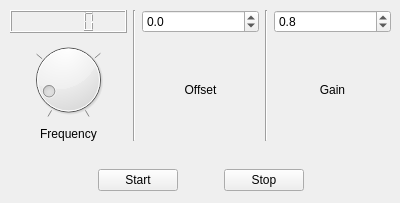
Old version of the form ThreePhase.ui in the repository Joeseidon/Lpad_2_Raspi_Comm_Test.
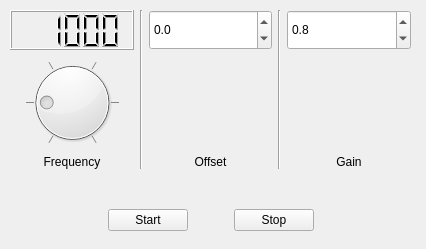
New version of the form.

Commit message: Connected GUI to control script

Diff of the .ui file:
```diff
--- a/ThreePhase.ui
+++ b/ThreePhase.ui
@@ -6,8 +6,8 @@
    <rect>
     <x>0</x>
     <y>0</y>
-    <width>400</width>
-    <height>203</height>
+    <width>426</width>
+    <height>249</height>
    </rect>
   </property>
   <property name="windowTitle">
@@ -18,8 +18,8 @@
     <rect>
      <x>10</x>
      <y>10</y>
-     <width>381</width>
-     <height>181</height>
+     <width>401</width>
+     <height>221</height>
     </rect>
    </property>
    <layout class="QVBoxLayout" name="verticalLayout_5">
@@ -29,6 +29,12 @@
        <layout class="QVBoxLayout" name="verticalLayout_3">
         <item>
          <widget class="QDoubleSpinBox" name="GainInput">
+          <property name="minimumSize">
+           <size>
+            <width>100</width>
+            <height>40</height>
+           </size>
+          </property>
           <property name="decimals">
            <number>1</number>
           </property>
@@ -52,7 +58,7 @@
            <bool>false</bool>
           </property>
           <property name="alignment">
-           <set>Qt::AlignCenter</set>
+           <set>Qt::AlignBottom|Qt::AlignHCenter</set>
           </property>
          </widget>
         </item>
@@ -69,6 +75,12 @@
        <layout class="QVBoxLayout" name="verticalLayout_4">
         <item>
          <widget class="QDoubleSpinBox" name="OffsetInput">
+          <property name="minimumSize">
+           <size>
+            <width>100</width>
+            <height>40</height>
+           </size>
+          </property>
           <property name="decimals">
            <number>1</number>
           </property>
@@ -92,7 +104,7 @@
            <bool>false</bool>
           </property>
           <property name="alignment">
-           <set>Qt::AlignCenter</set>
+           <set>Qt::AlignBottom|Qt::AlignHCenter</set>
           </property>
          </widget>
         </item>
@@ -102,9 +114,21 @@
        <layout class="QVBoxLayout" name="verticalLayout_2">
         <item>
          <widget class="QLCDNumber" name="FreqLCD">
+          <property name="minimumSize">
+           <size>
+            <width>100</width>
+            <height>40</height>
+           </size>
+          </property>
           <property name="smallDecimalPoint">
            <bool>false</bool>
           </property>
+          <property name="segmentStyle">
+           <enum>QLCDNumber::Filled</enum>
+          </property>
+          <property name="intValue" stdset="0">
+           <number>1000</number>
+          </property>
          </widget>
         </item>
         <item>
@@ -115,8 +139,14 @@
           <property name="singleStep">
            <number>100</number>
           </property>
+          <property name="pageStep">
+           <number>100</number>
+          </property>
           <property name="value">
-           <number>500</number>
+           <number>1000</number>
+          </property>
+          <property name="tracking">
+           <bool>true</bool>
           </property>
           <property name="invertedAppearance">
            <bool>false</bool>
```
Left out of the diff: 2 changed lines with no effect on the pictures. The commit also changes 1 other file.
